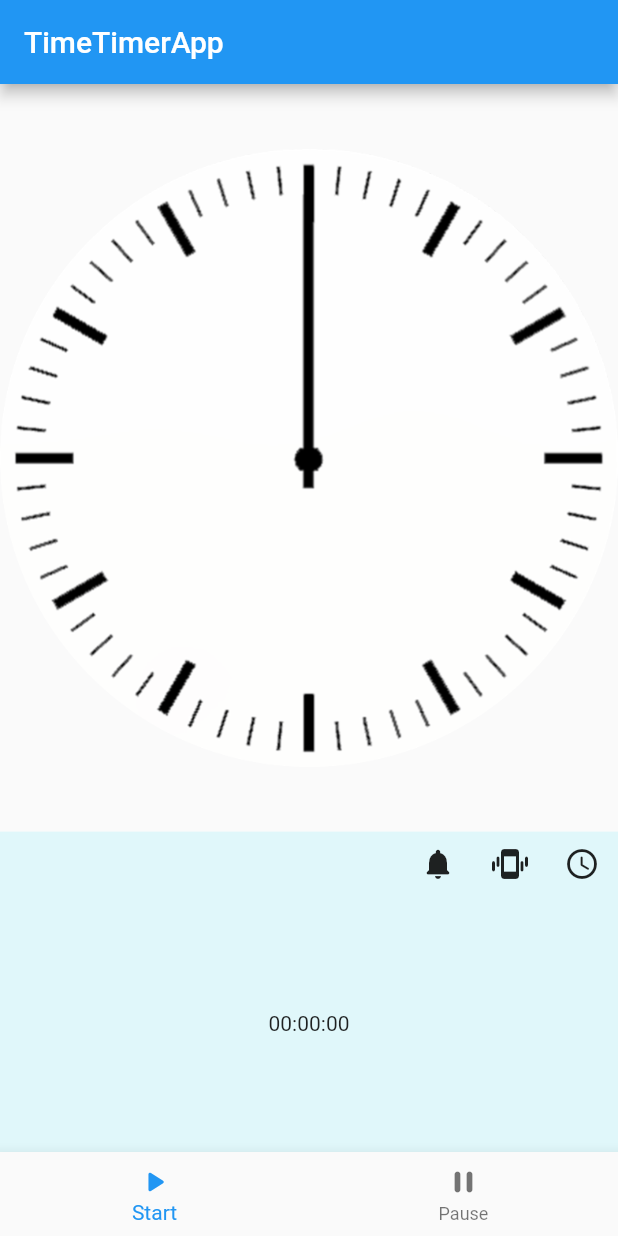
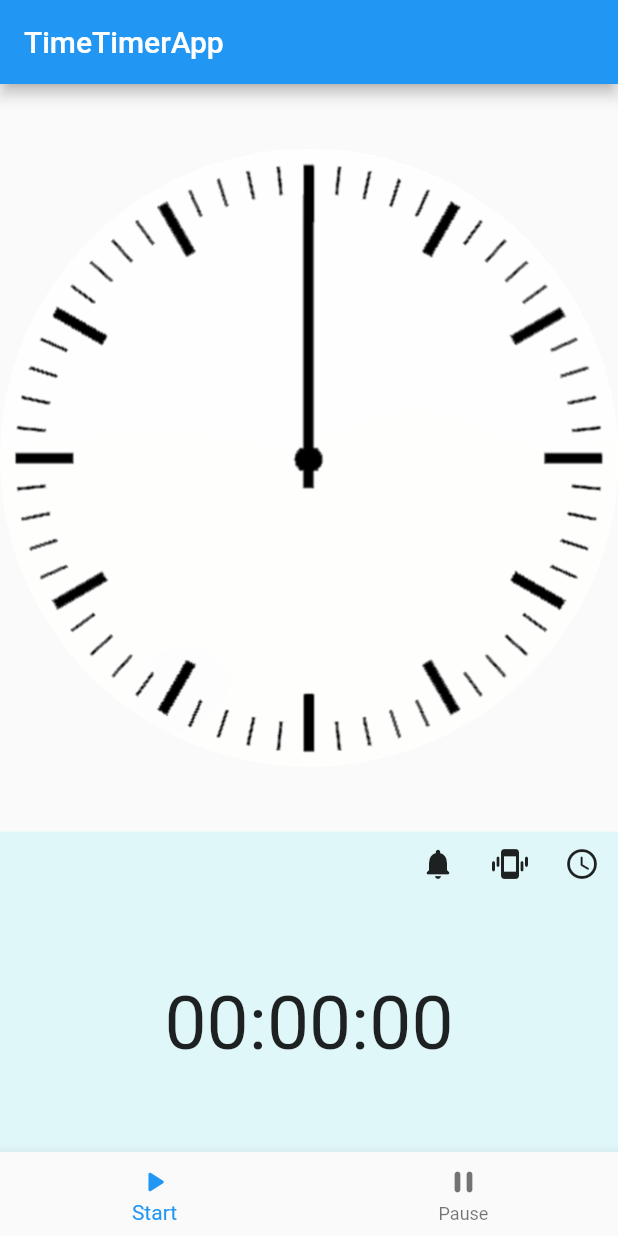
Before and after one commit to sakku-14/time_timer_app, a Flutter app: the screen it shows after launch, on a phone screen of 412 x 824 dp. Run offline on Flutter 3.47's test engine with Material 2 defaults, Android fonts, the light colour scheme and no system bars; our stand-ins replace flutter_local_notifications, flutter_native_timezone, shared_preferences, timezone, vibration.

Commit message:
残り時間表示のサイズと配置修正

```diff
--- a/lib/View/timer_option.dart
+++ b/lib/View/timer_option.dart
@@ -63,7 +63,17 @@ class TimerOption extends StatelessWidget {
           Expanded(
               flex: 10 - iconButtonFlex,
               child: Center(
-                child: displayTimeOn ? Text(getDisplayTime) : Container(),
+                child: displayTimeOn
+                    ? SizedBox.expand(
+                        child: Center(
+                          child: Text(
+                            getDisplayTime,
+                            textAlign: TextAlign.center,
+                            style: TextStyle(fontSize: isLandscape ? 30 : 50),
+                          ),
+                        ),
+                      )
+                    : Container(),
               )),
         ],
       ),
```
